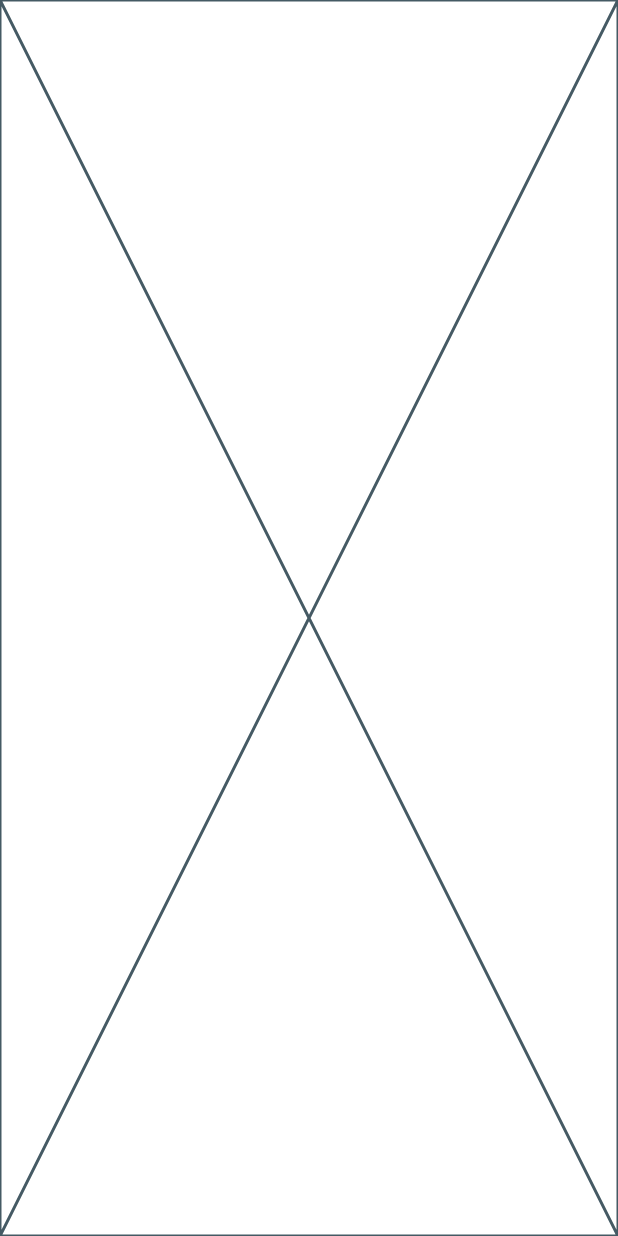
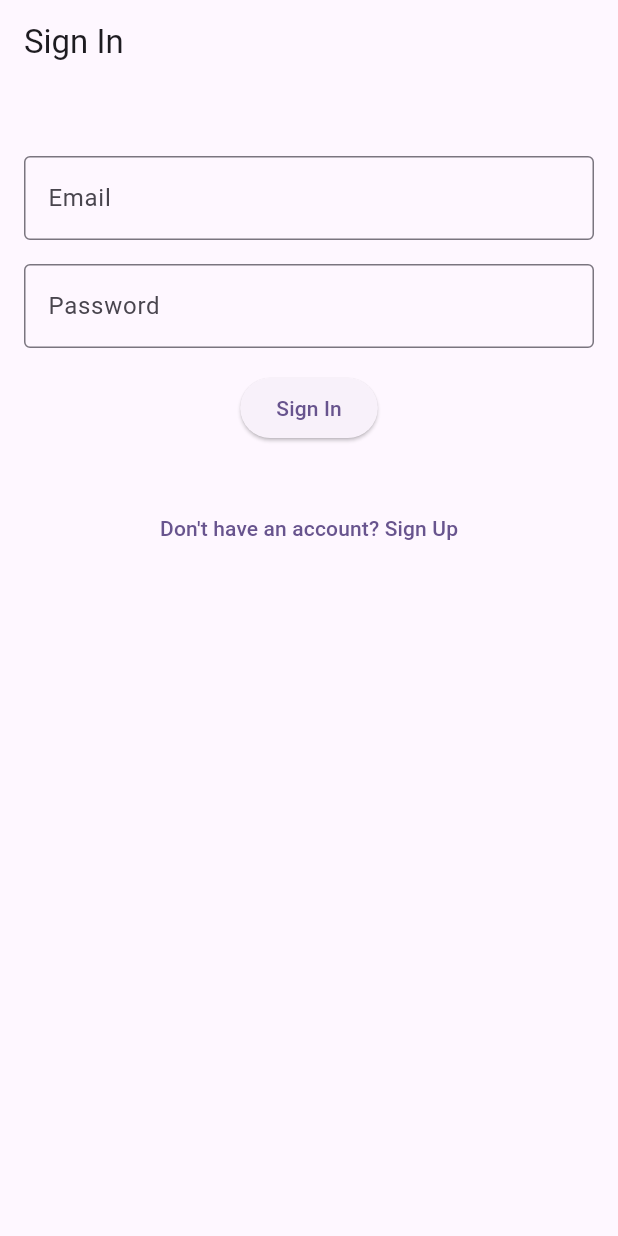
Before and after one commit to hermawanumdp/fasumYoh, a Flutter app: the screen it shows after launch, on a phone screen of 412 x 824 dp. Run offline on Flutter 3.47's test engine with Material 3 defaults, Android fonts, the phone set to English and light mode, and no system bars; our stand-ins replace firebase_auth, firebase_core; accounts and stored records are empty; generated files the repository leaves out were written again.

Commit message:
Update Sign In

```diff
--- a/lib/screens/sign_in_screen.dart
+++ b/lib/screens/sign_in_screen.dart
@@ -1,3 +1,6 @@
+import 'package:fasum/screens/home_screen.dart';
+import 'package:fasum/screens/sign_up_screen.dart';
+import 'package:firebase_auth/firebase_auth.dart';
 import 'package:flutter/material.dart';
 
 class SignInScreen extends StatefulWidget {
@@ -8,8 +11,86 @@ class SignInScreen extends StatefulWidget {
 }
 
 class _SignInScreenState extends State<SignInScreen> {
+  final _emailController = TextEditingController();
+  final _passwordController = TextEditingController();
+
+  String _errorMessage = '';
+
   @override
   Widget build(BuildContext context) {
-    return const Placeholder();
+    return Scaffold(
+      appBar: AppBar(
+        title: const Text('Sign In'),
+      ),
+      body: Padding(
+        padding: const EdgeInsets.all(16.0),
+        child: SingleChildScrollView(
+          child: Column(
+            children: [
+              const SizedBox(
+                height: 32.0,
+              ),
+              TextField(
+                controller: _emailController,
+                decoration: const InputDecoration(
+                  labelText: 'Email',
+                  border: OutlineInputBorder(),
+                ),
+              ),
+              const SizedBox(
+                height: 16.0,
+              ),
+              TextField(
+                controller: _passwordController,
+                decoration: const InputDecoration(
+                  labelText: 'Password',
+                  border: OutlineInputBorder(),
+                ),
+                obscureText: true,
+              ),
+              const SizedBox(
+                height: 16.0,
+              ),
+              ElevatedButton(
+                onPressed: () async {
+                  try {
+                    await FirebaseAuth.instance.signInWithEmailAndPassword(
+                      email: _emailController.text,
+                      password: _passwordController.text,
+                    );
+                    Navigator.of(context).pushReplacement(
+                      MaterialPageRoute(
+                          builder: (context) => const HomeScreen()),
+                    );
+                  } catch (error) {
+                    setState(() {
+                      _errorMessage = error.toString();
+                    });
+                    ScaffoldMessenger.of(context).showSnackBar(
+                      SnackBar(
+                        content: Text(_errorMessage),
+                      ),
+                    );
+                  }
+                },
+                child: const Text('Sign In'),
+              ),
+              const SizedBox(
+                height: 32.0,
+              ),
+              TextButton(
+                onPressed: () {
+                  Navigator.push(
+                      context,
+                      MaterialPageRoute(
+                          builder: (context) => const SignUpScreen()));
+                },
+                child: const Text('Don\'t have an account? Sign Up'),
+              ),
+            ],
+          ),
+        ),
+      ),
+    );
   }
 }
```
